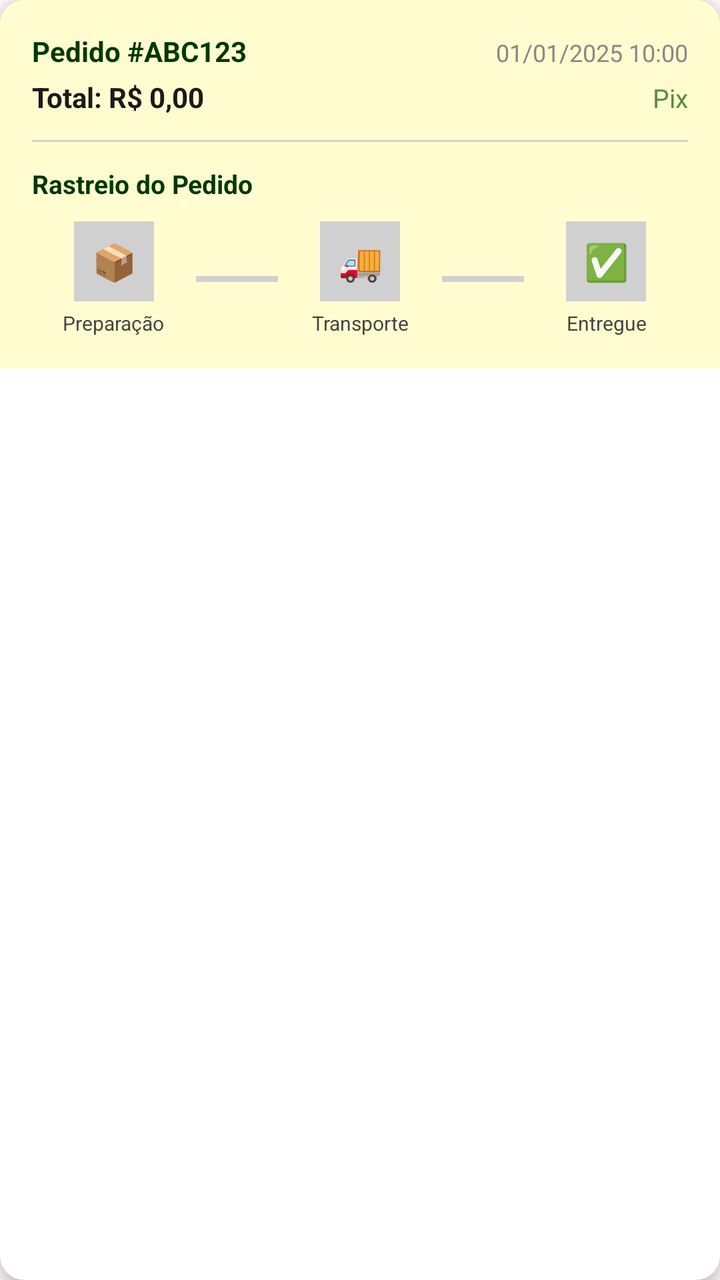
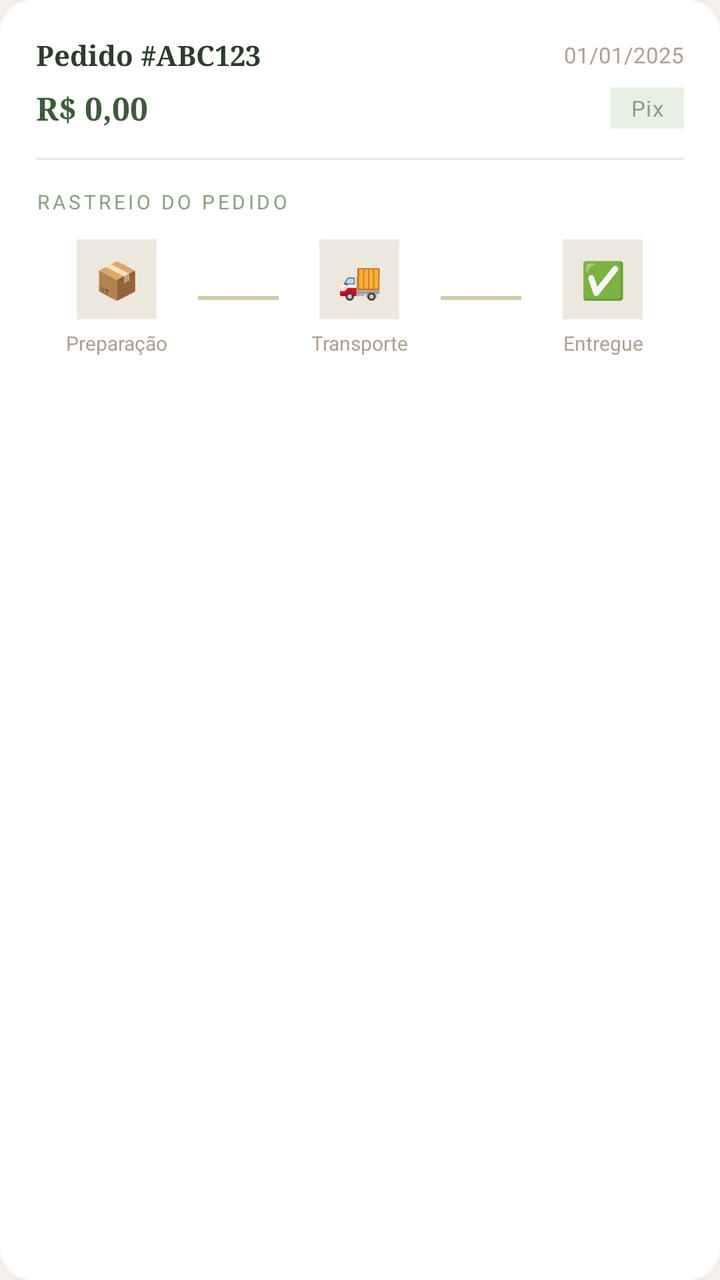

Compare the two renders of this Android layout. The source of the first and the diff that turns it into the second are given below.
<!-- AndroidManifest.xml: application theme Theme.AppLoginTest -->
<!-- res/layout/item_pedido.xml -->
<?xml version="1.0" encoding="utf-8"?>
<androidx.cardview.widget.CardView xmlns:android="http://schemas.android.com/apk/res/android"
    xmlns:app="http://schemas.android.com/apk/res-auto"
    android:layout_width="match_parent"
    android:layout_height="wrap_content"
    android:layout_margin="6dp"
    app:cardCornerRadius="12dp"
    app:cardElevation="4dp">

    <LinearLayout
        android:layout_width="match_parent"
        android:layout_height="wrap_content"
        android:orientation="vertical"
        android:padding="16dp"
        android:background="#FFFDD0">

        <LinearLayout
            android:layout_width="match_parent"
            android:layout_height="wrap_content"
            android:orientation="horizontal">

            <TextView
                android:id="@+id/tvPedidoId"
                android:layout_width="0dp"
                android:layout_height="wrap_content"
                android:layout_weight="1"
                android:text="Pedido #ABC123"
                android:textColor="#023804"
                android:textSize="14sp"
                android:textStyle="bold" />

            <TextView
                android:id="@+id/tvPedidoData"
                android:layout_width="wrap_content"
                android:layout_height="wrap_content"
                android:text="01/01/2025 10:00"
                android:textColor="#888"
                android:textSize="12sp" />
        </LinearLayout>

        <LinearLayout
            android:layout_width="match_parent"
            android:layout_height="wrap_content"
            android:layout_marginTop="4dp"
            android:orientation="horizontal">

            <TextView
                android:id="@+id/tvPedidoTotal"
                android:layout_width="0dp"
                android:layout_height="wrap_content"
                android:layout_weight="1"
                android:text="Total: R$ 0,00"
                android:textColor="#1A1A1A"
                android:textSize="14sp"
                android:textStyle="bold" />

            <TextView
                android:id="@+id/tvPedidoPagamento"
                android:layout_width="wrap_content"
                android:layout_height="wrap_content"
                android:text="Pix"
                android:textColor="#5D8A3E"
                android:textSize="13sp" />
        </LinearLayout>

        <View
            android:layout_width="match_parent"
            android:layout_height="1dp"
            android:layout_marginTop="12dp"
            android:layout_marginBottom="12dp"
            android:background="#D0D0D0" />

        <LinearLayout
            android:id="@+id/layoutRastreio"
            android:layout_width="match_parent"
            android:layout_height="wrap_content"
            android:orientation="vertical">

            <TextView
                android:layout_width="wrap_content"
                android:layout_height="wrap_content"
                android:text="Rastreio do Pedido"
                android:textColor="#023804"
                android:textSize="13sp"
                android:textStyle="bold" />

            <LinearLayout
                android:layout_width="match_parent"
                android:layout_height="wrap_content"
                android:layout_marginTop="10dp"
                android:orientation="horizontal"
                android:gravity="center_vertical">

                
                <LinearLayout
                    android:layout_width="0dp"
                    android:layout_height="wrap_content"
                    android:layout_weight="1"
                    android:orientation="vertical"
                    android:gravity="center">

                    <TextView
                        android:id="@+id/icPreparacao"
                        android:layout_width="40dp"
                        android:layout_height="40dp"
                        android:layout_gravity="center"
                        android:background="#D0D0D0"
                        android:gravity="center"
                        android:text="📦"
                        android:textSize="18sp" />

                    <TextView
                        android:layout_width="wrap_content"
                        android:layout_height="wrap_content"
                        android:layout_gravity="center"
                        android:layout_marginTop="4dp"
                        android:text="Preparação"
                        android:textColor="#444"
                        android:textSize="10sp"
                        android:gravity="center"
                        android:maxLines="1" />
                </LinearLayout>

                <View
                    android:id="@+id/linhaEtapa1"
                    android:layout_width="0dp"
                    android:layout_height="3dp"
                    android:layout_weight="0.5"
                    android:background="#D0D0D0" />

                
                <LinearLayout
                    android:layout_width="0dp"
                    android:layout_height="wrap_content"
                    android:layout_weight="1"
                    android:orientation="vertical"
                    android:gravity="center">

                    <TextView
                        android:id="@+id/icTransportadora"
                        android:layout_width="40dp"
                        android:layout_height="40dp"
                        android:layout_gravity="center"
                        android:background="#D0D0D0"
                        android:gravity="center"
                        android:text="🚚"
                        android:textSize="18sp" />

                    <TextView
                        android:layout_width="wrap_content"
                        android:layout_height="wrap_content"
                        android:layout_gravity="center"
                        android:layout_marginTop="4dp"
                        android:text="Transporte"
                        android:textColor="#444"
                        android:textSize="10sp"
                        android:gravity="center"
                        android:maxLines="1" />
                </LinearLayout>

                <View
                    android:id="@+id/linhaEtapa2"
                    android:layout_width="0dp"
                    android:layout_height="3dp"
                    android:layout_weight="0.5"
                    android:background="#D0D0D0" />

                
                <LinearLayout
                    android:layout_width="0dp"
                    android:layout_height="wrap_content"
                    android:layout_weight="1"
                    android:orientation="vertical"
                    android:gravity="center">

                    <TextView
                        android:id="@+id/icEntregue"
                        android:layout_width="40dp"
                        android:layout_height="40dp"
                        android:layout_gravity="center"
                        android:background="#D0D0D0"
                        android:gravity="center"
                        android:text="✅"
                        android:textSize="18sp" />

                    <TextView
                        android:layout_width="wrap_content"
                        android:layout_height="wrap_content"
                        android:layout_gravity="center"
                        android:layout_marginTop="4dp"
                        android:text="Entregue"
                        android:textColor="#444"
                        android:textSize="10sp"
                        android:gravity="center"
                        android:maxLines="1" />
                </LinearLayout>

            </LinearLayout>
        </LinearLayout>

        <TextView
            android:id="@+id/tvStatusAberto"
            android:layout_width="wrap_content"
            android:layout_height="wrap_content"
            android:visibility="gone" />

    </LinearLayout>
</androidx.cardview.widget.CardView>
<!-- resources referenced by this layout -->
<resources>
  <style name="Theme.AppLoginTest" parent="Base.Theme.AppLoginTest" />
  <style name="Base.Theme.AppLoginTest" parent="Theme.Material3.DayNight.NoActionBar">
          
          
      </style>
</resources>

<!-- the commit's change to res/layout/item_pedido.xml (unified diff, before → after) -->
@@ -1,23 +1,28 @@
 <?xml version="1.0" encoding="utf-8"?>
-<androidx.cardview.widget.CardView xmlns:android="http://schemas.android.com/apk/res/android"
+<androidx.cardview.widget.CardView
+    xmlns:android="http://schemas.android.com/apk/res/android"
     xmlns:app="http://schemas.android.com/apk/res-auto"
     android:layout_width="match_parent"
     android:layout_height="wrap_content"
-    android:layout_margin="6dp"
-    app:cardCornerRadius="12dp"
-    app:cardElevation="4dp">
+    android:layout_marginStart="12dp"
+    android:layout_marginEnd="12dp"
+    android:layout_marginBottom="10dp"
+    app:cardCornerRadius="16dp"
+    app:cardElevation="0dp"
+    app:cardBackgroundColor="@color/white">
 
     <LinearLayout
         android:layout_width="match_parent"
         android:layout_height="wrap_content"
         android:orientation="vertical"
-        android:padding="16dp"
-        android:background="#FFFDD0">
-
+        android:padding="18dp">
+
+        
         <LinearLayout
             android:layout_width="match_parent"
             android:layout_height="wrap_content"
-            android:orientation="horizontal">
+            android:orientation="horizontal"
+            android:gravity="center_vertical">
 
             <TextView
                 android:id="@+id/tvPedidoId"
@@ -25,51 +30,63 @@
                 android:layout_height="wrap_content"
                 android:layout_weight="1"
                 android:text="Pedido #ABC123"
-                android:textColor="#023804"
+                android:textColor="@color/verde_escuro"
                 android:textSize="14sp"
+                android:fontFamily="serif"
                 android:textStyle="bold" />
 
             <TextView
                 android:id="@+id/tvPedidoData"
                 android:layout_width="wrap_content"
                 android:layout_height="wrap_content"
-                android:text="01/01/2025 10:00"
-                android:textColor="#888"
-                android:textSize="12sp" />
+                android:text="01/01/2025"
+                android:textColor="@color/texto_secundario"
+                android:textSize="11sp" />
         </LinearLayout>
 
+        
         <LinearLayout
             android:layout_width="match_parent"
             android:layout_height="wrap_content"
-            android:layout_marginTop="4dp"
-            android:orientation="horizontal">
+            android:layout_marginTop="6dp"
+            android:orientation="horizontal"
+            android:gravity="center_vertical">
 
             <TextView
                 android:id="@+id/tvPedidoTotal"
                 android:layout_width="0dp"
                 android:layout_height="wrap_content"
                 android:layout_weight="1"
-                android:text="Total: R$ 0,00"
-                android:textColor="#1A1A1A"
-                android:textSize="14sp"
+                android:text="R$ 0,00"
+                android:textColor="@color/verde_medio"
+                android:textSize="16sp"
+                android:fontFamily="serif"
                 android:textStyle="bold" />
 
             <TextView
                 android:id="@+id/tvPedidoPagamento"
                 android:layout_width="wrap_content"
                 android:layout_height="wrap_content"
+                android:background="@color/verde_fundo_badge"
+                android:paddingStart="10dp"
+                android:paddingEnd="10dp"
+                android:paddingTop="3dp"
+                android:paddingBottom="3dp"
                 android:text="Pix"
-                android:textColor="#5D8A3E"
-                android:textSize="13sp" />
+                android:textColor="@color/texto_badge"
+                android:textSize="11sp"
+                android:letterSpacing="0.05" />
         </LinearLayout>
 
+        
         <View
             android:layout_width="match_parent"
             android:layout_height="1dp"
-            android:layout_marginTop="12dp"
-            android:layout_marginBottom="12dp"
-            android:background="#D0D0D0" />
-
+            android:layout_marginTop="14dp"
+            android:layout_marginBottom="14dp"
+            android:background="@color/borda_card" />
+
+        
         <LinearLayout
             android:id="@+id/layoutRastreio"
             android:layout_width="match_parent"
@@ -79,15 +96,15 @@
             <TextView
                 android:layout_width="wrap_content"
                 android:layout_height="wrap_content"
-                android:text="Rastreio do Pedido"
-                android:textColor="#023804"
-                android:textSize="13sp"
-                android:textStyle="bold" />
+                android:layout_marginBottom="12dp"
+                android:text="RASTREIO DO PEDIDO"
+                android:textColor="@color/texto_badge"
+                android:textSize="10sp"
+                android:letterSpacing="0.15" />
 
             <LinearLayout
                 android:layout_width="match_parent"
                 android:layout_height="wrap_content"
-                android:layout_marginTop="10dp"
                 android:orientation="horizontal"
                 android:gravity="center_vertical">
 
@@ -104,7 +121,7 @@
                         android:layout_width="40dp"
                         android:layout_height="40dp"
                         android:layout_gravity="center"
-                        android:background="#D0D0D0"
+                        android:background="@color/borda_card"
                         android:gravity="center"
                         android:text="📦"
                         android:textSize="18sp" />
@@ -113,20 +130,21 @@
                         android:layout_width="wrap_content"
                         android:layout_height="wrap_content"
                         android:layout_gravity="center"
-                        android:layout_marginTop="4dp"
+                        android:layout_marginTop="5dp"
                         android:text="Preparação"
-                        android:textColor="#444"
+                        android:textColor="@color/texto_secundario"
                         android:textSize="10sp"
                         android:gravity="center"
                         android:maxLines="1" />
                 </LinearLayout>
 
+                
                 <View
                     android:id="@+id/linhaEtapa1"
                     android:layout_width="0dp"
-                    android:layout_height="3dp"
+                    android:layout_height="2dp"
                     android:layout_weight="0.5"
-                    android:background="#D0D0D0" />
+                    android:background="@color/borda_suave" />
 
                 
                 <LinearLayout
@@ -141,7 +159,7 @@
                         android:layout_width="40dp"
                         android:layout_height="40dp"
                         android:layout_gravity="center"
-                        android:background="#D0D0D0"
+                        android:background="@color/borda_card"
                         android:gravity="center"
                         android:text="🚚"
                         android:textSize="18sp" />
@@ -150,20 +168,21 @@
                         android:layout_width="wrap_content"
                         android:layout_height="wrap_content"
                         android:layout_gravity="center"
-                        android:layout_marginTop="4dp"
+                        android:layout_marginTop="5dp"
                         android:text="Transporte"
-                        android:textColor="#444"
+                        android:textColor="@color/texto_secundario"
                         android:textSize="10sp"
                         android:gravity="center"
                         android:maxLines="1" />
                 </LinearLayout>
 
+                
                 <View
                     android:id="@+id/linhaEtapa2"
                     android:layout_width="0dp"
-                    android:layout_height="3dp"
+                    android:layout_height="2dp"
                     android:layout_weight="0.5"
-                    android:background="#D0D0D0" />
+                    android:background="@color/borda_suave" />
 
                 
                 <LinearLayout
@@ -178,7 +197,7 @@
                         android:layout_width="40dp"
                         android:layout_height="40dp"
                         android:layout_gravity="center"
-                        android:background="#D0D0D0"
+                        android:background="@color/borda_card"
                         android:gravity="center"
                         android:text="✅"
                         android:textSize="18sp" />
@@ -187,9 +206,9 @@
                         android:layout_width="wrap_content"
                         android:layout_height="wrap_content"
                         android:layout_gravity="center"
-                        android:layout_marginTop="4dp"
+                        android:layout_marginTop="5dp"
                         android:text="Entregue"
-                        android:textColor="#444"
+                        android:textColor="@color/texto_secundario"
                         android:textSize="10sp"
                         android:gravity="center"
                         android:maxLines="1" />
<!-- resource entries referenced after the edit -->
@@ -1,9 +1,24 @@
 <!-- resources referenced by this layout -->
 <resources>
+  <color name="borda_card">#EDE8DE</color>
+  <color name="borda_suave">#D4C9B0</color>
+  <color name="texto_badge">#8A9E82</color>
+  <color name="texto_secundario">#B0A090</color>
+  <color name="verde_escuro">#2C3D2A</color>
+  <color name="verde_fundo_badge">#E8F0E6</color>
+  <color name="verde_medio">#3D5C3A</color>
+  <color name="white">#FFFFFFFF</color>
   <style name="Theme.AppLoginTest" parent="Base.Theme.AppLoginTest" />
   <style name="Base.Theme.AppLoginTest" parent="Theme.Material3.DayNight.NoActionBar">
-          
-          
+          <item name="colorPrimary">@color/verde_escuro</item>
+          <item name="colorPrimaryVariant">@color/verde_medio</item>
+          <item name="colorOnPrimary">@color/white</item>
+          <item name="colorSecondary">@color/verde_claro</item>
+          <item name="colorOnSecondary">@color/verde_escuro</item>
+          <item name="android:windowBackground">@color/creme_fundo</item>
+          <item name="android:fontFamily">sans-serif</item>
       </style>
+  <color name="verde_claro">#8FAD88</color>
+  <color name="creme_fundo">#F5F0E8</color>
 </resources>
 
